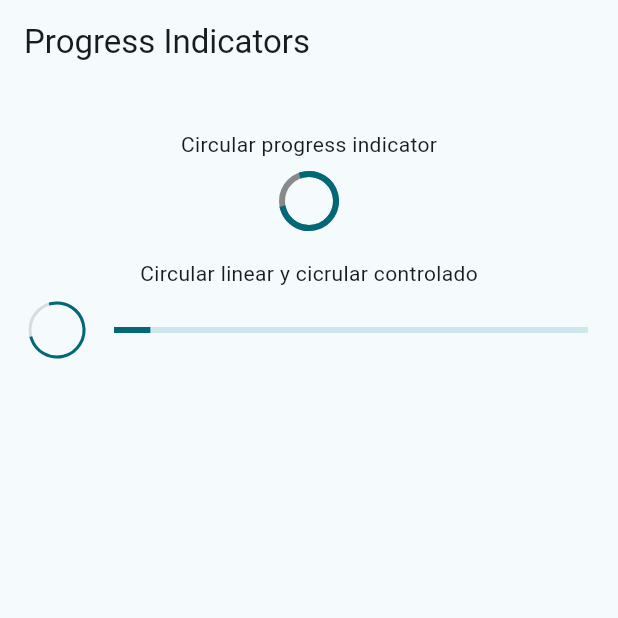
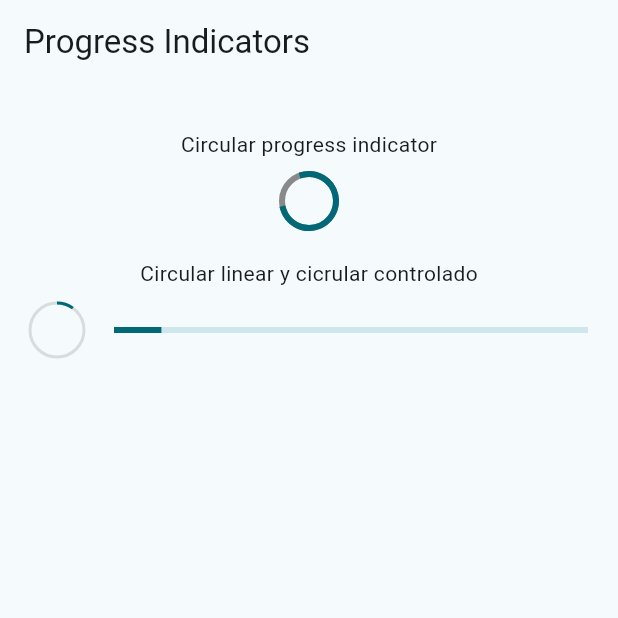
Before and after one commit to dxASURxd/widgets_app, a Flutter app: the ProgressScreen screen opened by its route, on a phone screen of 412 x 824 dp, the top half of it. Run offline on Flutter 3.47's test engine with Material 3 defaults, Android fonts, the phone set to English and light mode, and no system bars; our stand-ins replace go_router.

Commit message:
progressIndicator with stream

```diff
--- a/lib/presentation/screens/progress_screen/progress_screen.dart
+++ b/lib/presentation/screens/progress_screen/progress_screen.dart
@@ -49,19 +49,30 @@ class _ControlledProgressIndicator extends StatelessWidget {
 
   @override
   Widget build(BuildContext context) {
-    return const Padding(
-      padding: EdgeInsets.symmetric(horizontal: 20),
+    return StreamBuilder(
+        stream: Stream.periodic(const Duration(milliseconds: 300), (value) {
+          return (value * 2) / 100;
+        }).takeWhile((value) => value < 100),
+        builder: (context, snapshot) {
+          final progressValue = snapshot.data ?? 0;
+          return Padding(
+            padding: const EdgeInsets.symmetric(horizontal: 20),
             child: Row(
               mainAxisAlignment: MainAxisAlignment.center,
               children: [
                 CircularProgressIndicator(
+                  value: progressValue,
                   strokeWidth: 2,
                   backgroundColor: Colors.black12,
                 ),
-          SizedBox(width: 20),
-          Expanded(child: LinearProgressIndicator()),
+                const SizedBox(width: 20),
+                Expanded(
+                    child: LinearProgressIndicator(
+                  value: progressValue,
+                )),
               ],
             ),
           );
+        });
   }
 }
```
Lines whose indentation alone changed are shown as unchanged.
